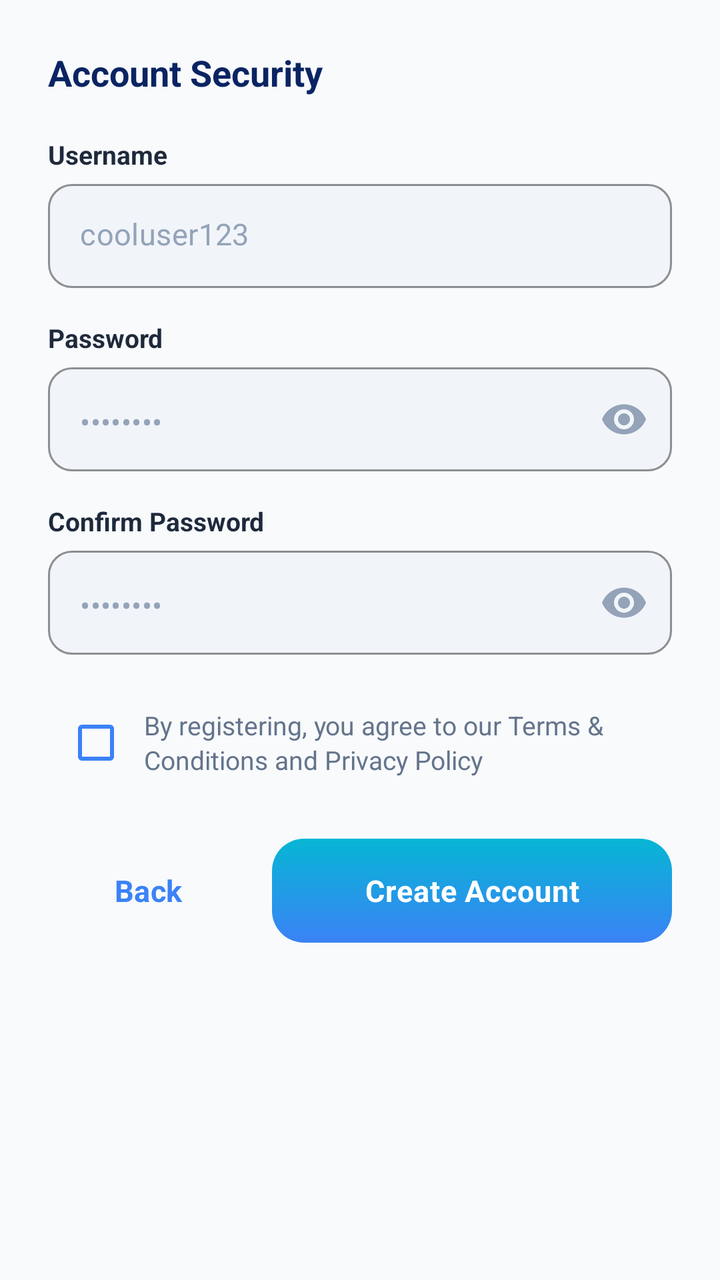
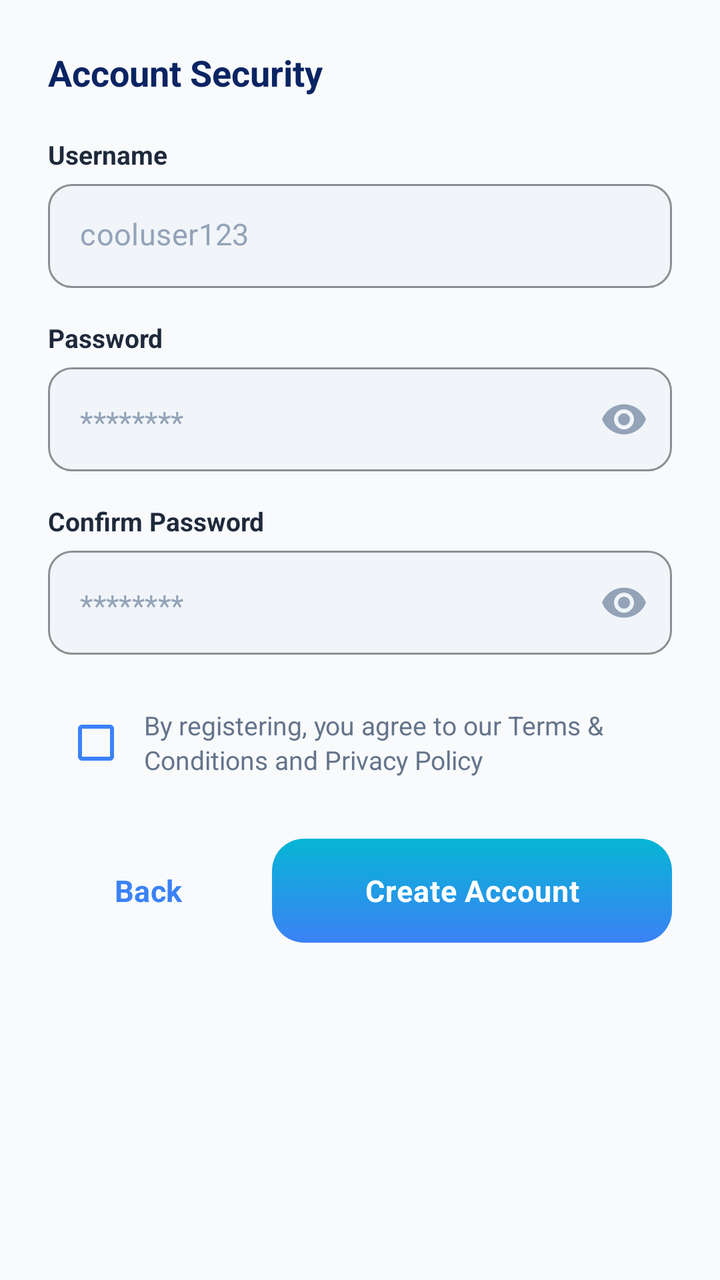

Compare the two renders of this Android layout. The source of the first and the diff that turns it into the second are given below.
<!-- AndroidManifest.xml: application theme Theme.MySoftPOS -->
<!-- res/layout/layout_register_step2.xml -->
<?xml version="1.0" encoding="utf-8"?>
<LinearLayout xmlns:android="http://schemas.android.com/apk/res/android"
    xmlns:app="http://schemas.android.com/apk/res-auto"
    android:layout_width="match_parent"
    android:layout_height="wrap_content"
    android:orientation="vertical"
    android:padding="24dp">

    
    <TextView
        android:layout_width="wrap_content"
        android:layout_height="wrap_content"
        android:text="@string/register_step2_title"
        android:textSize="18sp"
        android:textStyle="bold"
        android:textColor="@color/neo_primary_dark"
        android:layout_marginBottom="20dp" />

    
    <TextView
        android:layout_width="wrap_content"
        android:layout_height="wrap_content"
        android:text="@string/register_hint_username"
        android:textSize="13sp"
        android:textStyle="bold"
        android:textColor="@color/text_primary"
        android:layout_marginBottom="6dp" />

    <com.google.android.material.textfield.TextInputLayout
        android:layout_width="match_parent"
        android:layout_height="wrap_content"
        app:boxBackgroundMode="outline"
        app:boxBackgroundColor="@color/auth_input_bg"
        app:boxCornerRadiusTopStart="12dp"
        app:boxCornerRadiusTopEnd="12dp"
        app:boxCornerRadiusBottomStart="12dp"
        app:boxCornerRadiusBottomEnd="12dp"
        app:boxStrokeColor="@color/auth_input_stroke"
        app:boxStrokeWidth="1dp"
        app:hintEnabled="false"
        style="@style/Widget.MaterialComponents.TextInputLayout.OutlinedBox">

        <com.google.android.material.textfield.TextInputEditText
            android:id="@+id/etUsername"
            android:layout_width="match_parent"
            android:layout_height="52dp"
            android:hint="cooluser123"
            android:textColorHint="@color/text_muted"
            android:textColor="@color/text_primary"
            android:textSize="15sp"
            android:inputType="textNoSuggestions"
            android:background="@null" />

    </com.google.android.material.textfield.TextInputLayout>

    
    <TextView
        android:layout_width="wrap_content"
        android:layout_height="wrap_content"
        android:text="@string/register_hint_password"
        android:textSize="13sp"
        android:textStyle="bold"
        android:textColor="@color/text_primary"
        android:layout_marginTop="16dp"
        android:layout_marginBottom="6dp" />

    <com.google.android.material.textfield.TextInputLayout
        android:layout_width="match_parent"
        android:layout_height="wrap_content"
        app:boxBackgroundMode="outline"
        app:boxBackgroundColor="@color/auth_input_bg"
        app:boxCornerRadiusTopStart="12dp"
        app:boxCornerRadiusTopEnd="12dp"
        app:boxCornerRadiusBottomStart="12dp"
        app:boxCornerRadiusBottomEnd="12dp"
        app:boxStrokeColor="@color/auth_input_stroke"
        app:boxStrokeWidth="1dp"
        app:hintEnabled="false"
        app:passwordToggleEnabled="true"
        app:passwordToggleTint="@color/text_muted"
        style="@style/Widget.MaterialComponents.TextInputLayout.OutlinedBox">

        <com.google.android.material.textfield.TextInputEditText
            android:id="@+id/etPassword"
            android:layout_width="match_parent"
            android:layout_height="52dp"
            android:hint="••••••••"
            android:textColorHint="@color/text_muted"
            android:textColor="@color/text_primary"
            android:textSize="15sp"
            android:inputType="textPassword"
            android:background="@null" />

    </com.google.android.material.textfield.TextInputLayout>

    
    <TextView
        android:layout_width="wrap_content"
        android:layout_height="wrap_content"
        android:text="@string/register_hint_confirm_password"
        android:textSize="13sp"
        android:textStyle="bold"
        android:textColor="@color/text_primary"
        android:layout_marginTop="16dp"
        android:layout_marginBottom="6dp" />

    <com.google.android.material.textfield.TextInputLayout
        android:layout_width="match_parent"
        android:layout_height="wrap_content"
        app:boxBackgroundMode="outline"
        app:boxBackgroundColor="@color/auth_input_bg"
        app:boxCornerRadiusTopStart="12dp"
        app:boxCornerRadiusTopEnd="12dp"
        app:boxCornerRadiusBottomStart="12dp"
        app:boxCornerRadiusBottomEnd="12dp"
        app:boxStrokeColor="@color/auth_input_stroke"
        app:boxStrokeWidth="1dp"
        app:hintEnabled="false"
        app:passwordToggleEnabled="true"
        app:passwordToggleTint="@color/text_muted"
        style="@style/Widget.MaterialComponents.TextInputLayout.OutlinedBox">

        <com.google.android.material.textfield.TextInputEditText
            android:id="@+id/etConfirmPassword"
            android:layout_width="match_parent"
            android:layout_height="52dp"
            android:hint="••••••••"
            android:textColorHint="@color/text_muted"
            android:textColor="@color/text_primary"
            android:textSize="15sp"
            android:inputType="textPassword"
            android:background="@null" />

    </com.google.android.material.textfield.TextInputLayout>

    
    <LinearLayout
        android:layout_width="match_parent"
        android:layout_height="wrap_content"
        android:orientation="horizontal"
        android:layout_marginTop="20dp"
        android:gravity="center_vertical">

        <com.google.android.material.checkbox.MaterialCheckBox
            android:id="@+id/cbTerms"
            android:layout_width="wrap_content"
            android:layout_height="wrap_content"
            app:buttonTint="@color/primary" />

        <TextView
            android:id="@+id/tvTermsText"
            android:layout_width="0dp"
            android:layout_height="wrap_content"
            android:layout_weight="1"
            android:text="@string/register_terms_text"
            android:textColor="@color/text_secondary"
            android:textSize="13sp"
            android:lineSpacingExtra="2dp" />

    </LinearLayout>

    
    <LinearLayout
        android:layout_width="match_parent"
        android:layout_height="wrap_content"
        android:orientation="horizontal"
        android:layout_marginTop="24dp">

        
        <com.google.android.material.button.MaterialButton
            android:id="@+id/btnBackStep"
            android:layout_width="0dp"
            android:layout_height="52dp"
            android:layout_weight="1"
            android:text="@string/register_back"
            android:textSize="15sp"
            android:textStyle="bold"
            android:textAllCaps="false"
            android:textColor="@color/primary"
            app:backgroundTint="@android:color/transparent"
            android:background="@drawable/bg_button_outline"
            app:cornerRadius="14dp"
            app:rippleColor="#1A3B82F6"
            android:stateListAnimator="@null"
            android:layout_marginEnd="12dp" />

        
        <com.google.android.material.button.MaterialButton
            android:id="@+id/btnRegister"
            android:layout_width="0dp"
            android:layout_height="52dp"
            android:layout_weight="2"
            android:text="@string/register_button"
            android:textSize="15sp"
            android:textStyle="bold"
            android:textAllCaps="false"
            android:letterSpacing="0.02"
            android:textColor="@android:color/white"
            app:backgroundTint="@null"
            android:background="@drawable/bg_button_primary_gradient"
            app:cornerRadius="14dp"
            app:rippleColor="#33FFFFFF" />

    </LinearLayout>

</LinearLayout>
<!-- resources referenced by this layout -->
<resources>
  <color name="auth_input_bg">#F1F5F9</color>
  <color name="auth_input_stroke">#E2E8F0</color>
  <color name="neo_primary_dark">#0A2463</color>
  <color name="primary">#3B82F6</color>
  <color name="text_muted">#94A3B8</color>
  <color name="text_primary">#1E293B</color>
  <color name="text_secondary">#64748B</color>
  <!-- drawable bg_button_outline (drawable) -->
  <?xml version="1.0" encoding="utf-8"?>
  <selector xmlns:android="http://schemas.android.com/apk/res/android">
      <item android:state_pressed="true">
          <shape android:shape="rectangle">
              <solid android:color="#0D3B82F6" />
              <stroke android:width="2dp" android:color="#2563EB" />
              <corners android:radius="16dp" />
          </shape>
      </item>
      <item>
          <shape android:shape="rectangle">
              <solid android:color="@android:color/transparent" />
              <stroke android:width="2dp" android:color="#3B82F6" />
              <corners android:radius="16dp" />
          </shape>
      </item>
  </selector>
  <!-- drawable bg_button_primary_gradient (drawable) -->
  <?xml version="1.0" encoding="utf-8"?>
  <selector xmlns:android="http://schemas.android.com/apk/res/android">
      <item android:state_pressed="true">
          <shape android:shape="rectangle">
              <gradient
                  android:type="linear"
                  android:angle="90"
                  android:startColor="#2563EB"
                  android:endColor="#0891B2" />
              <corners android:radius="16dp" />
          </shape>
      </item>
      <item>
          <shape android:shape="rectangle">
              <gradient
                  android:type="linear"
                  android:angle="90"
                  android:startColor="#3B82F6"
                  android:endColor="#06B6D4" />
              <corners android:radius="16dp" />
          </shape>
      </item>
  </selector>
  <string name="register_back">Back</string>
  <string name="register_button">Create Account</string>
  <string name="register_hint_confirm_password">Confirm Password</string>
  <string name="register_hint_password">Password</string>
  <string name="register_hint_username">Username</string>
  <string name="register_step2_title">Account Security</string>
  <string name="register_terms_text">By registering, you agree to our Terms &amp; Conditions and Privacy Policy</string>
  <color name="on_primary">#FFFFFF</color>
  <color name="background">#F8FAFC</color>
  <color name="secondary">#06B6D4</color>
  <color name="on_secondary">#000000</color>
  <color name="surface">#FFFFFF</color>
  <color name="on_surface">#1E293B</color>
  <color name="text_hint">#94A3B8</color>
  <color name="error">#EF4444</color>
  <style name="AppWindowAnimations" parent="@android:style/Animation.Activity">
          <item name="android:activityOpenEnterAnimation">@anim/slide_in_right</item>
          <item name="android:activityOpenExitAnimation">@anim/slide_out_left</item>
          <item name="android:activityCloseEnterAnimation">@anim/slide_in_left</item>
          <item name="android:activityCloseExitAnimation">@anim/slide_out_right</item>
      </style>
  <!-- unchanged entries left out for length: 1 -->
</resources>

<!-- the commit's change to res/layout/layout_register_step2.xml (unified diff, before → after) -->
@@ -44,7 +44,7 @@
             android:id="@+id/etUsername"
             android:layout_width="match_parent"
             android:layout_height="52dp"
-            android:hint="cooluser123"
+            android:hint="@string/register_hint_username_example"
             android:textColorHint="@color/text_muted"
             android:textColor="@color/text_primary"
             android:textSize="15sp"
@@ -84,7 +84,7 @@
             android:id="@+id/etPassword"
             android:layout_width="match_parent"
             android:layout_height="52dp"
-            android:hint="••••••••"
+            android:hint="@string/register_hint_password_example"
             android:textColorHint="@color/text_muted"
             android:textColor="@color/text_primary"
             android:textSize="15sp"
@@ -124,7 +124,7 @@
             android:id="@+id/etConfirmPassword"
             android:layout_width="match_parent"
             android:layout_height="52dp"
-            android:hint="••••••••"
+            android:hint="@string/register_hint_password_example"
             android:textColorHint="@color/text_muted"
             android:textColor="@color/text_primary"
             android:textSize="15sp"
<!-- resource entries referenced after the edit -->
@@ -53,7 +53,9 @@
   <string name="register_button">Create Account</string>
   <string name="register_hint_confirm_password">Confirm Password</string>
   <string name="register_hint_password">Password</string>
+  <string name="register_hint_password_example">********</string>
   <string name="register_hint_username">Username</string>
+  <string name="register_hint_username_example">cooluser123</string>
   <string name="register_step2_title">Account Security</string>
   <string name="register_terms_text">By registering, you agree to our Terms &amp; Conditions and Privacy Policy</string>
   <color name="on_primary">#FFFFFF</color>
